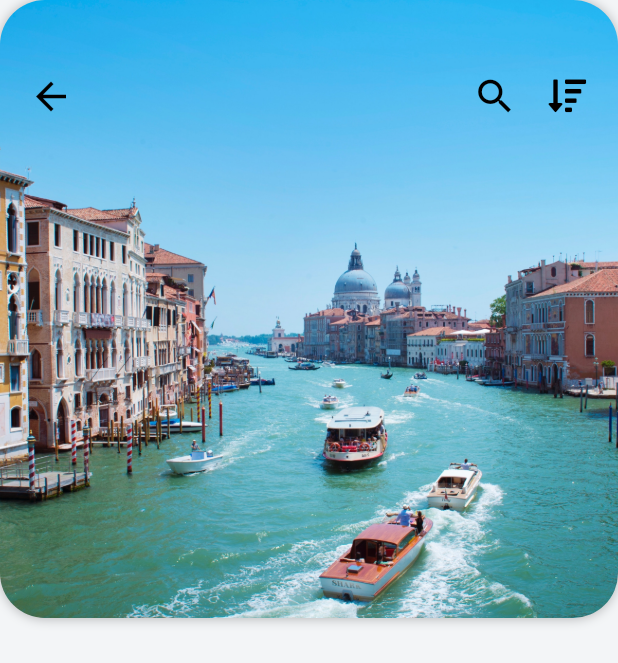
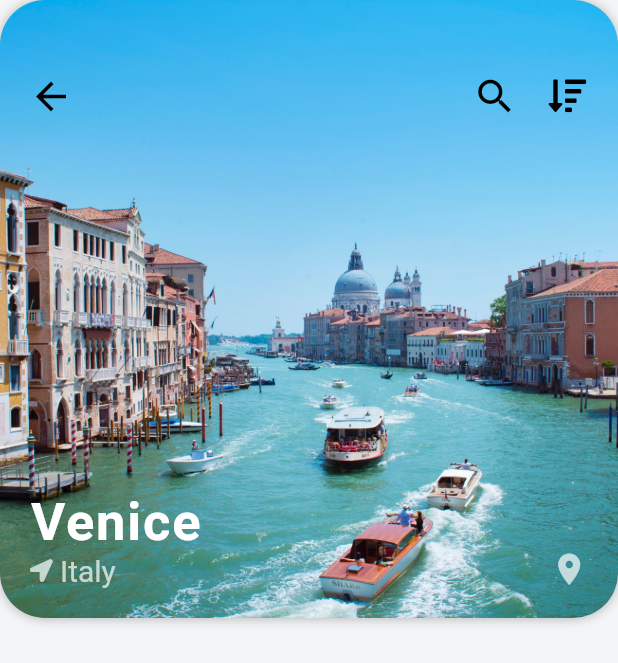
Before and after one commit to pendi-qibee/travel_ui, a Flutter app: the screen it shows after launch, after a tap on an icon or button, on a phone screen of 412 x 824 dp. Shown: the top 663 px of the screen. Run offline on Flutter 3.47's test engine with Material 2 defaults, Android fonts, the phone set to English and light mode, and no system bars; our stand-ins replace font_awesome_flutter; network calls fail.

Commit message:
added city text and location icon

```diff
--- a/lib/screens/destination_screen.dart
+++ b/lib/screens/destination_screen.dart
@@ -71,7 +71,52 @@ class _DestinationScreenState extends State<DestinationScreen> {
                     ),
                   ],
                 ),
-              )
+              ),
+              Positioned(
+                left: 20.0,
+                bottom: 20.0,
+                child: Column(
+                  crossAxisAlignment: CrossAxisAlignment.start,
+                  children: [
+                    Text(
+                      widget.destination.city,
+                      style: TextStyle(
+                        color: Colors.white,
+                        fontSize: 35.0,
+                        fontWeight: FontWeight.w600,
+                        letterSpacing: 1.2,
+                      ),
+                    ),
+                    Row(
+                      children: [
+                        Icon(
+                          FontAwesomeIcons.locationArrow,
+                          size: 15.0,
+                          color: Colors.white70,
+                        ),
+                        SizedBox(
+                          width: 5.0,
+                        ),
+                        Text(
+                          widget.destination.country,
+                          style: TextStyle(
+                            color: Colors.white70,
+                            fontSize: 20.0,
+                          ),
+                        ),
+                      ],
+                    ),
+                  ],
+                ),
+              ),
+              Positioned(
+                  right: 20.0,
+                  bottom: 20.0,
+                  child: Icon(
+                    Icons.location_on,
+                    color: Colors.white70,
+                    size: 25.0,
+                  ))
             ],
           )
         ],
```
